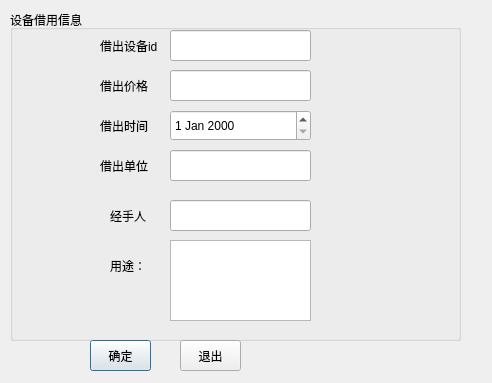
guanqian1994/EquipmentManagementSystem, file src/lendwindow.ui: the form before one commit.
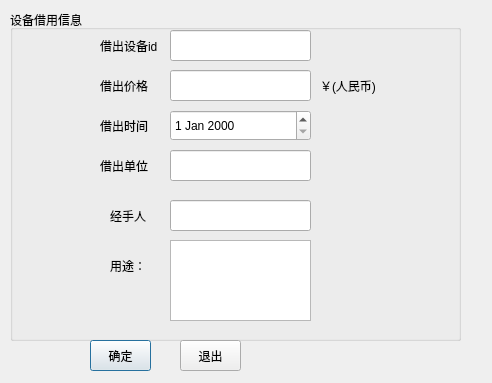
The form after the commit.

```diff
--- a/src/lendwindow.ui
+++ b/src/lendwindow.ui
@@ -163,6 +163,19 @@
      </rect>
     </property>
    </widget>
+   <widget class="QLabel" name="label_9">
+    <property name="geometry">
+     <rect>
+      <x>310</x>
+      <y>60</y>
+      <width>61</width>
+      <height>31</height>
+     </rect>
+    </property>
+    <property name="text">
+     <string>￥(人民币)</string>
+    </property>
+   </widget>
   </widget>
   <widget class="QPushButton" name="ok">
    <property name="geometry">
```
